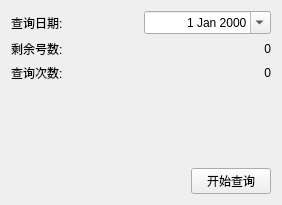
Above: widget.ui from 723937936/moto before the change. Below: the same form after it.
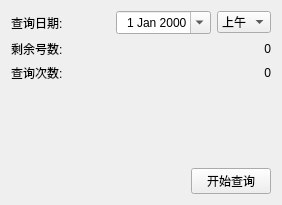
That is the form after the change.

Commit message: 支持查询上午下午全天

```diff
--- a/widget.ui
+++ b/widget.ui
@@ -15,7 +15,7 @@
   </property>
   <layout class="QVBoxLayout" name="verticalLayout">
    <item>
-    <layout class="QHBoxLayout" name="horizontalLayout">
+    <layout class="QHBoxLayout" name="horizontalLayout_5">
      <item>
       <widget class="QLabel" name="label">
        <property name="text">
@@ -24,6 +24,8 @@
       </widget>
      </item>
      <item>
+      <layout class="QHBoxLayout" name="horizontalLayout">
+       <item>
       <widget class="QDateEdit" name="dateEdit">
        <property name="alignment">
         <set>Qt::AlignRight|Qt::AlignTrailing|Qt::AlignVCenter</set>
@@ -38,6 +40,27 @@
         <bool>true</bool>
        </property>
       </widget>
+       </item>
+       <item>
+        <widget class="QComboBox" name="comboBox">
+         <item>
+          <property name="text">
+           <string>上午</string>
+          </property>
+         </item>
+         <item>
+          <property name="text">
+           <string>下午</string>
+          </property>
+         </item>
+         <item>
+          <property name="text">
+           <string>全天</string>
+          </property>
+         </item>
+        </widget>
+       </item>
+      </layout>
      </item>
     </layout>
    </item>
```
Lines whose indentation alone changed are shown as unchanged. The commit also changes 4 other files.
